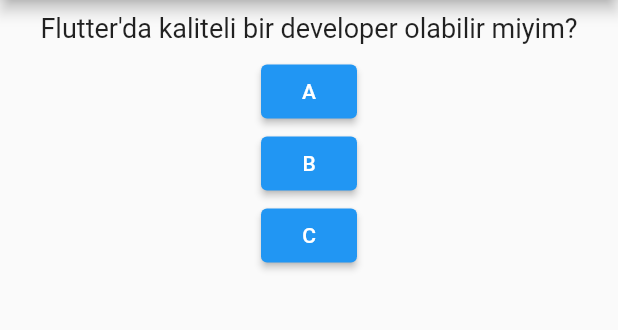
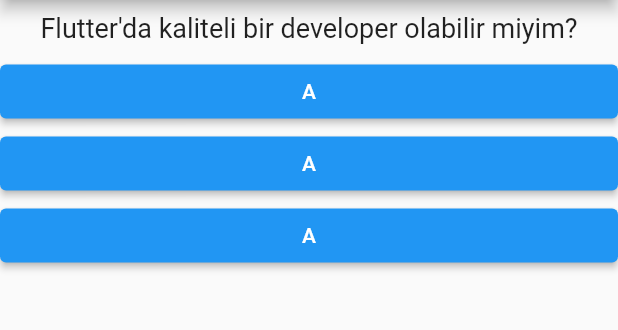
Before and after one commit to alptekinsarilar/myQuizApp, a Flutter app: the screen it shows after launch, after a tap on an icon or button, on a phone screen of 412 x 824 dp, the part 84-414 px from its top. Run offline on Flutter 3.47's test engine with Material 2 defaults, Android fonts, the phone set to English and light mode, and no system bars.

Commit message:
Answer class created

```diff
--- /dev/null
+++ b/lib/answer.dart
@@ -0,0 +1,18 @@
+import 'package:flutter/material.dart';
+
+class Answer extends StatelessWidget {
+  final VoidCallback selectHandler;
+
+  const Answer(this.selectHandler);
+
+  @override
+  Widget build(BuildContext context) {
+    return Container(
+      width: double.infinity,
+      child: ElevatedButton(
+              onPressed: selectHandler,
+              child: Text('A'),
+            ),
+    );
+  }
+}
--- a/lib/main.dart
+++ b/lib/main.dart
@@ -1,26 +1,27 @@
 import 'package:flutter/material.dart';
+
+import './answer.dart';
 import './question.dart';
 
 void main() => runApp(MyApp());
 
 /* Whilst you can add (and also change) properties in a StatelessWidget, there's no way of telling Flutter that it should re-run build() upon such changes. */
 class MyApp extends StatefulWidget {
-
   @override
   State<StatefulWidget> createState() {
     return _MyAppState();
   }
 }
+
 class _MyAppState extends State<MyApp> {
-  late List<String> _questions;
+  late List<String> questions;
   var _questionIndex = 0;
 
   void answerQuestion() {
     /* setState() is a "trigger" that informs Flutter that it needs to re-run build() of the Widget. */
 
     setState(() {
-      if(_questionIndex < _questions.length-1)
-        _questionIndex++;
+      if (_questionIndex < questions.length - 1) _questionIndex++;
     });
 
     print('Question $_questionIndex has been answered by user.');
@@ -28,7 +29,7 @@ class _MyAppState extends State<MyApp> {
 
   @override
   Widget build(BuildContext context) {
-    _questions = [
+    questions = [
       'Babam böyle pasta yapmayi nerden öğrendi?',
       'Flutter\'da kaliteli bir developer olabilir miyim?',
       'Zirlamadan önce derin bir nefes almali miyiz?'
@@ -40,19 +41,10 @@ class _MyAppState extends State<MyApp> {
         ),
         body: Column(
           children: [
-            Question(_questions[_questionIndex]),
-            ElevatedButton(
-              onPressed: answerQuestion,
-              child: Text('A'),
-            ),
-            ElevatedButton(
-              onPressed: answerQuestion,
-              child: Text('B'),
-            ),
-            ElevatedButton(
-              onPressed: answerQuestion,
-              child: Text('C'),
-            ),
+            Question(questions[_questionIndex]),
+            Answer(answerQuestion),
+            Answer(answerQuestion),
+            Answer(answerQuestion),
           ],
         ),
       ),
```
